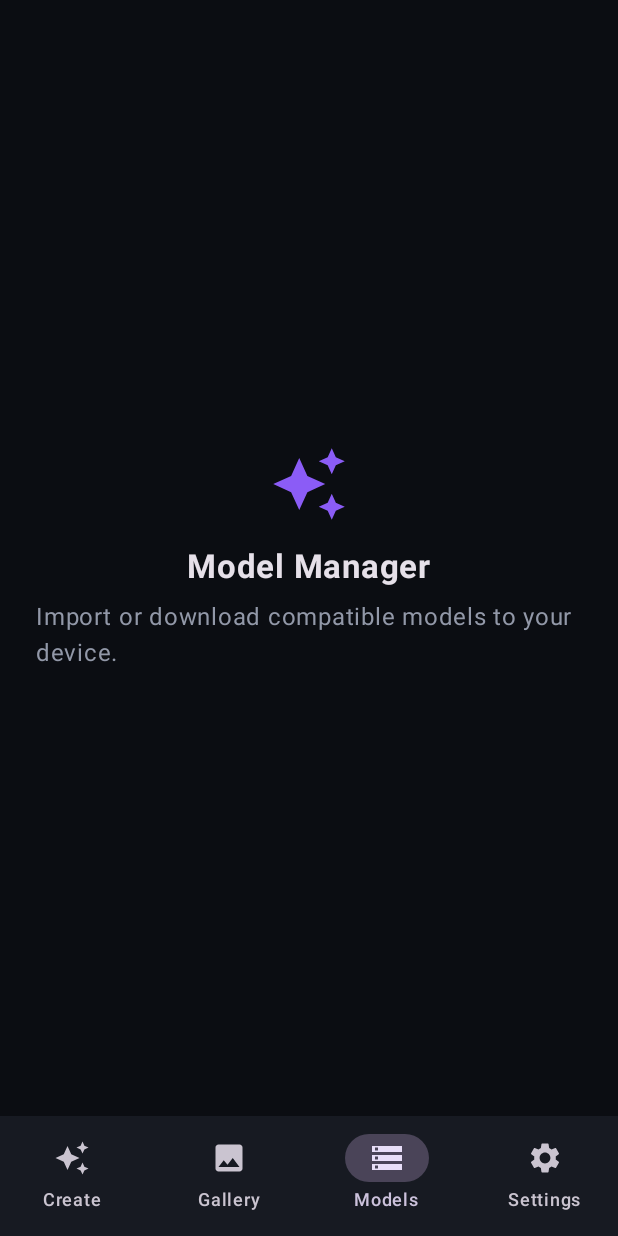
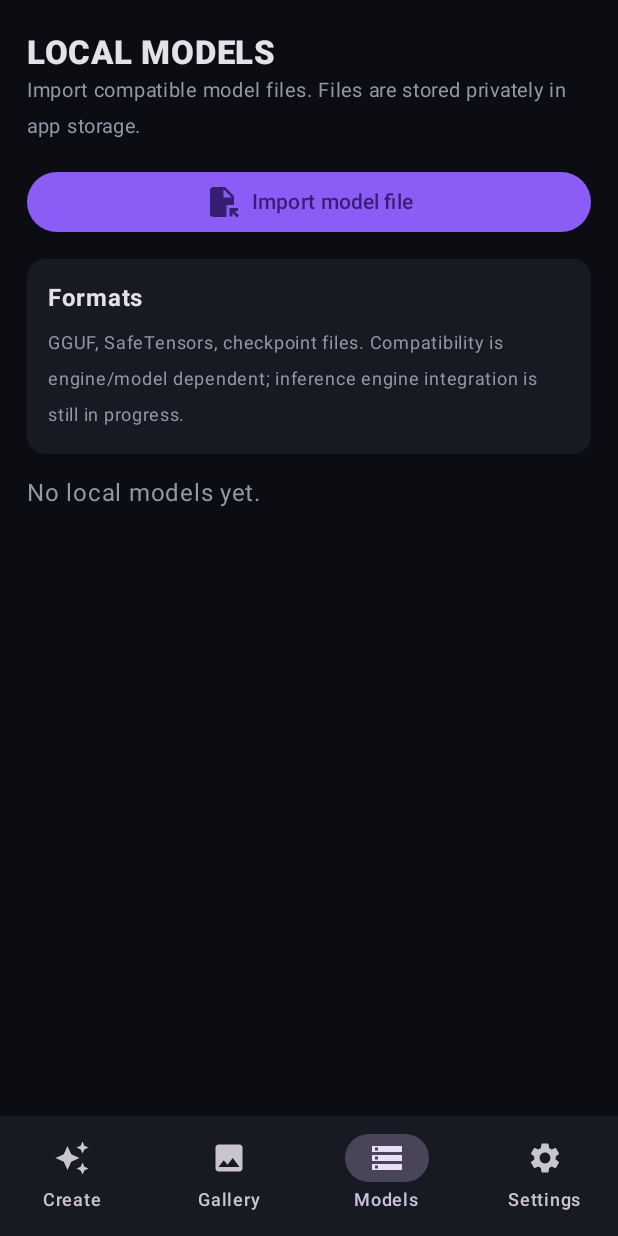
Before and after one commit to diycraftchannel83-create/Diff, an Android app built with Jetpack Compose: the screen it shows after launch (MainActivity), item 3 of the bottom bar chosen, on a phone screen of 412 x 824 dp. Run offline under Robolectric (Android 15) with nearby library versions, the phone set to English and light mode, and no system bars.

Commit message:
Connect local model manager UI and validate imports

```diff
--- a/app/src/main/java/com/winsmediatam/diff/MainActivity.kt
+++ b/app/src/main/java/com/winsmediatam/diff/MainActivity.kt
@@ -1,6 +1,10 @@
 package com.winsmediatam.diff
 
 import android.os.Bundle
+import androidx.activity.compose.rememberLauncherForActivityResult
+import androidx.activity.result.contract.ActivityResultContracts
+import androidx.compose.foundation.lazy.items
+import androidx.compose.ui.platform.LocalContext
 import androidx.activity.ComponentActivity
 import androidx.activity.compose.setContent
 import androidx.compose.foundation.background
@@ -32,6 +36,17 @@ class MainActivity : ComponentActivity() {
 
 @Composable
 fun DiffApp() {
+    val context = LocalContext.current
+    val repository = remember(context) { ModelRepository(context) }
+    var localModels by remember { mutableStateOf(repository.list()) }
+    var importError by remember { mutableStateOf<String?>(null) }
+    val modelPicker = rememberLauncherForActivityResult(ActivityResultContracts.OpenDocument()) { uri ->
+        if (uri != null) {
+            runCatching { repository.importModel(uri) }
+                .onSuccess { localModels = repository.list(); importError = null }
+                .onFailure { importError = it.message ?: "Import failed" }
+        }
+    }
     var selectedTab by remember { mutableStateOf(0) }
     var prompt by remember { mutableStateOf("") }
     var negativePrompt by remember { mutableStateOf("") }
@@ -57,7 +72,7 @@ fun DiffApp() {
             when (selectedTab) {
                 0 -> CreateScreen(Modifier.padding(padding), prompt, { prompt = it }, negativePrompt, { negativePrompt = it }, model, { model = it }, steps, { steps = it }, cfg, { cfg = it }, width, { width = it }, height, { height = it }, seed, { seed = it }, showAdvanced, { showAdvanced = it })
                 1 -> EmptyScreen(Modifier.padding(padding), "Gallery", "Generated images will appear here.")
-                2 -> EmptyScreen(Modifier.padding(padding), "Model Manager", "Import or download compatible models to your device.")
+                2 -> ModelManagerScreen(Modifier.padding(padding), localModels, { modelPicker.launch(arrayOf(".gguf", ".safetensors", ".ckpt", ".pt", ".pth")) }, { item -> repository.delete(item); localModels = repository.list() }, importError)
                 else -> EmptyScreen(Modifier.padding(padding), "Settings", "Local generation preferences and app configuration.")
             }
         }
@@ -131,6 +146,44 @@ private fun DimensionField(label: String, value: String, onValue: (String) -> Un
 }
 
 @Composable
+private fun ModelManagerScreen(modifier: Modifier, models: List<LocalModel>, onImport: () -> Unit, onDelete: (LocalModel) -> Unit, error: String?) {
+    LazyColumn(modifier.fillMaxSize().padding(horizontal = 18.dp), contentPadding = PaddingValues(top = 22.dp, bottom = 24.dp), verticalArrangement = Arrangement.spacedBy(14.dp)) {
+        item {
+            Text("LOCAL MODELS", fontWeight = FontWeight.Black, fontSize = 22.sp)
+            Text("Import compatible model files. Files are stored privately in app storage.", color = TextMuted, fontSize = 13.sp)
+        }
+        item {
+            Button(onClick = onImport, modifier = Modifier.fillMaxWidth()) {
+                Icon(Icons.Default.FileOpen, null); Spacer(Modifier.width(8.dp)); Text("Import model file")
+            }
+        }
+        if (error != null) item { Text(error, color = Color(0xFFFF6B6B)) }
+        item {
+            Card(colors = CardDefaults.cardColors(containerColor = SurfaceDark)) {
+                Column(Modifier.padding(14.dp), verticalArrangement = Arrangement.spacedBy(6.dp)) {
+                    Text("Formats", fontWeight = FontWeight.Bold)
+                    Text("GGUF, SafeTensors, checkpoint files. Compatibility is engine/model dependent; inference engine integration is still in progress.", color = TextMuted, fontSize = 12.sp)
+                }
+            }
+        }
+        if (models.isEmpty()) item { Text("No local models yet.", color = TextMuted) }
+        items(models, key = { it.id }) { model ->
+            Card(colors = CardDefaults.cardColors(containerColor = SurfaceDark), shape = RoundedCornerShape(14.dp)) {
+                Row(Modifier.fillMaxWidth().padding(14.dp), verticalAlignment = Alignment.CenterVertically) {
+                    Icon(Icons.Default.Storage, null, tint = Accent, modifier = Modifier.size(30.dp))
+                    Spacer(Modifier.width(12.dp))
+                    Column(Modifier.weight(1f)) {
+                        Text(model.name, fontWeight = FontWeight.SemiBold)
+                        Text("${model.fileName} • ${ModelRepository.formatSize(model.sizeBytes)}", color = TextMuted, fontSize = 12.sp)
+                    }
+                    IconButton(onClick = { onDelete(model) }) { Icon(Icons.Default.Delete, "Delete", tint = Color(0xFFFF6B6B)) }
+                }
+            }
+        }
+    }
+}
+
+@Composable
 private fun EmptyScreen(modifier: Modifier, title: String, message: String) {
     Column(modifier.fillMaxSize().padding(24.dp), verticalArrangement = Arrangement.Center, horizontalAlignment = Alignment.CenterHorizontally) {
         Icon(Icons.Default.AutoAwesome, null, tint = Accent, modifier = Modifier.size(52.dp))
```
Also changed, not shown: app/src/main/java/com/winsmediatam/diff/ModelRepository.kt (+6 -2 lines), 2 other files.
